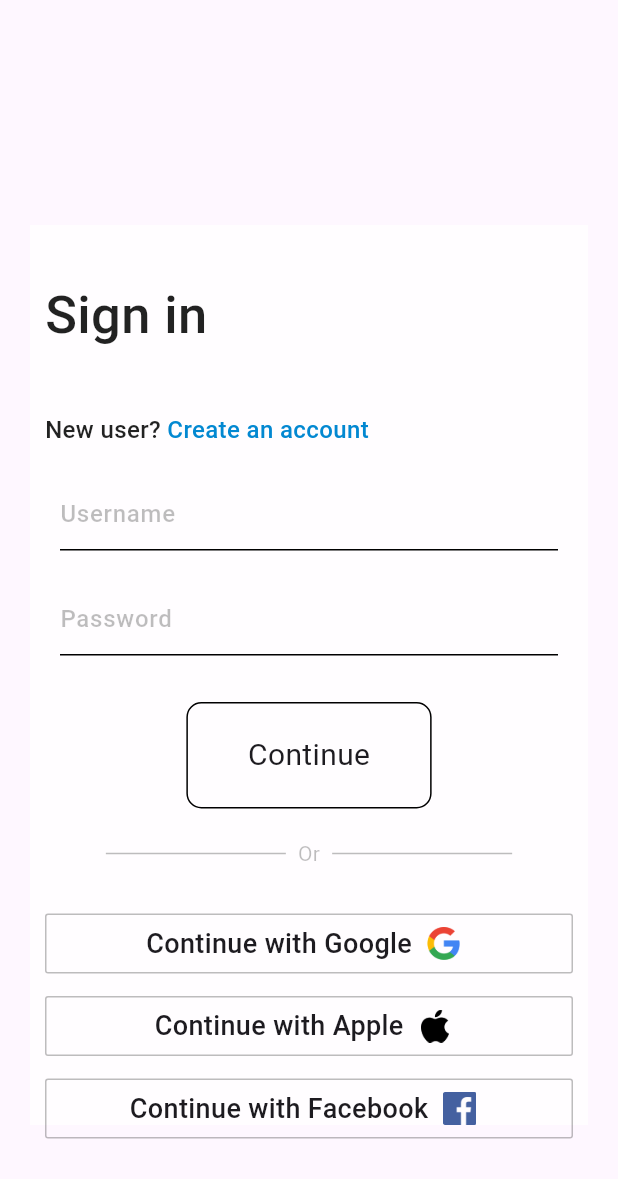
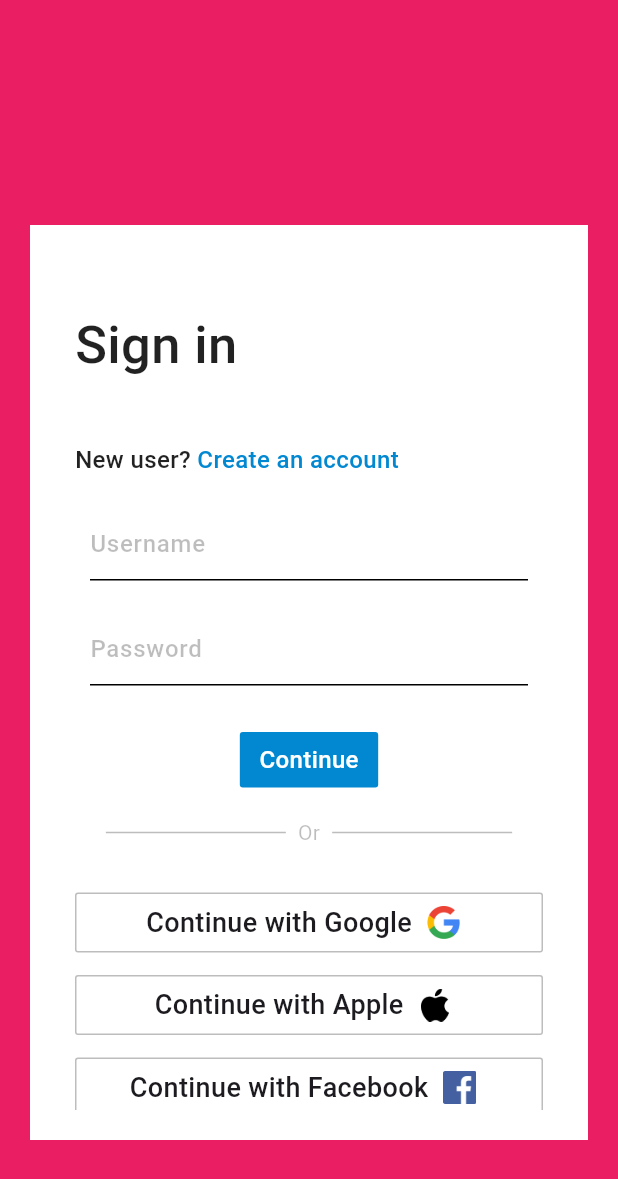
Before and after one commit to Nagarasu0408/snapixel, a Flutter app: the RegisterPage screen opened directly, after a tap on "Sign in", on a phone screen of 412 x 824 dp. Shown: the top 1179 px of the screen. Run offline on Flutter 3.47's test engine with Material 3 defaults, Android fonts, the phone set to English and light mode, and no system bars; our stand-ins replace animated_splash_screen, google_nav_bar, smooth_page_indicator; network calls fail.

Commit message:
Fixed Intro_Screen

```diff
--- a/lib/Components/custom_button.dart
+++ b/lib/Components/custom_button.dart
@@ -2,16 +2,25 @@ import 'package:flutter/material.dart';
 
 class CustomButton extends StatelessWidget {
   final String buttonName;
-  // final void Function()? onTap;
-  const CustomButton({super.key, required this.buttonName});
+  final void Function()? onTap;
+  const CustomButton({super.key, required this.buttonName, this.onTap});
+
   @override
   Widget build(BuildContext context) {
     return GestureDetector(
-      // onTap: onTap,
+      onTap: onTap,
       child: Container(
-        padding: EdgeInsets.symmetric(vertical: 20,horizontal: 40),
-        decoration: BoxDecoration(borderRadius: BorderRadius.circular(10),border: Border.all(color:Colors.black)),
-        child: Text(buttonName,style:TextStyle(fontSize: 20) ,),
+        padding: EdgeInsets.symmetric(vertical: 6, horizontal: 12),
+        decoration: BoxDecoration(
+            borderRadius: BorderRadius.circular(2),
+            border: Border.all(color: Colors.transparent),
+            color: Colors.lightBlue[700]),
+        child: Text(
+          buttonName,
+          style: TextStyle(fontSize: 16,
+          fontWeight: FontWeight.w500,
+          color: Colors.white),
+        ),
       ),
     );
   }
--- a/lib/Pages/LoginPage.dart
+++ b/lib/Pages/LoginPage.dart
@@ -1,4 +1,5 @@
 import 'package:flutter/material.dart';
+import 'Home.dart';
 import 'RegisterPage.dart';
 import 'package:snapixel/Components/custom_TextFiled.dart';
 import 'package:snapixel/Components/custom_button.dart';
@@ -11,30 +12,33 @@ class LoginPage extends StatefulWidget {
 }
 
 class _LoginPageState extends State<LoginPage> {
-  void onTap() {
-    print("Hello");
+  void Login(context) {
+    Navigator.push(context, MaterialPageRoute(builder: (context)=>Home()));
   }
 
   @override
   Widget build(BuildContext context) {
     return Scaffold(
+      backgroundColor: Colors.pink ,
       body: SingleChildScrollView(
+        scrollDirection: Axis.vertical,
         child: Container(
-          width: 400,
-          color: Colors.white70,
-          height: 600,
+          padding: EdgeInsets.all(20),
+          color: Colors.white,
+          height: 610,
           margin: const EdgeInsets.only(
             left: 20,
             top: 150,
             right: 20,
             bottom: 40,
           ),
+          child: SingleChildScrollView(
             child: Padding(
               padding: EdgeInsets.all(10.0),
               child: Column(
                 crossAxisAlignment: CrossAxisAlignment.start,
                 children: [
-                Padding(
+                 const Padding(
                     padding: EdgeInsets.only(top: 25.0),
                     child: Text(
                       'Sign in',
@@ -49,7 +53,7 @@ class _LoginPageState extends State<LoginPage> {
                     padding: EdgeInsets.only(top: 40.0),
                     child: Row(
                       children: [
-                      Text(
+                        const Text(
                           'New user? ',
                           style: TextStyle(
                             fontSize: 16,
@@ -76,11 +80,11 @@ class _LoginPageState extends State<LoginPage> {
                       ],
                     ),
                   ),
-                CustomTextFiled(hintText: "Username", obscureText: false),
-                CustomTextFiled(hintText: "Password", obscureText: true),
+                  const CustomTextFiled(hintText: "Username", obscureText: false),
+                  const CustomTextFiled(hintText: "Password", obscureText: true),
                    Padding(
-                  padding: const EdgeInsets.only(top: 30.0),
-                  child: Center(child: CustomButton(buttonName: "Continue",)),
+                    padding:  EdgeInsets.only(top: 30.0),
+                    child: Center(child: CustomButton(buttonName: "Continue",onTap: ()=>Login(context),)),
                   ),
                   Padding(
                     padding: EdgeInsets.only(top: 20.0, bottom: 20.0),
@@ -95,7 +99,7 @@ class _LoginPageState extends State<LoginPage> {
                                 width: 120,
                                 color: Colors.black26,
                               ),
-                            Padding(
+                              const Padding(
                                 padding:
                                     const EdgeInsets.symmetric(horizontal: 8.0),
                                 child: Text(
@@ -119,10 +123,14 @@ class _LoginPageState extends State<LoginPage> {
                   Padding(
                     padding: const EdgeInsets.only(top: 10.0),
                     child: Container(
+                      height: 40,
+                      decoration: BoxDecoration(
+                          borderRadius: BorderRadius.circular(2),
+                          border: Border.all(color: Colors.black26)),
                       child: Row(
                         mainAxisAlignment: MainAxisAlignment.center,
                         children: [
-                        Text(
+                         const Text(
                             "Continue with Google",
                             style: TextStyle(
                               fontSize: 18,
@@ -137,10 +145,6 @@ class _LoginPageState extends State<LoginPage> {
                           ),
                         ],
                       ),
-                    height: 40,
-                    decoration: BoxDecoration(
-                        borderRadius: BorderRadius.circular(2),
-                        border: Border.all(color: Colors.black26)),
                     ),
                   ),
                   Padding(
@@ -202,6 +206,7 @@ class _LoginPageState extends State<LoginPage> {
             ),
           ),
         ),
+      ),
     );
   }
 }
--- a/lib/Pages/screens/ExtraScreens/Components/Explore.dart
+++ b/lib/Pages/screens/ExtraScreens/Components/Explore.dart
@@ -10,8 +10,8 @@ class Explore extends StatelessWidget {
       width: 300,
       decoration: BoxDecoration(
         image:const DecorationImage(
-            image: NetworkImage(
-              "https://static.wixstatic.com/media/a1daf2_49094698da0547f187c7e6641fb4dd73~mv2.png/v1/fill/w_560,h_542,al_c,q_85,usm_0.66_1.00_0.01,enc_auto/Internship%20Graphic-02.png",
+            image: AssetImage(
+              "assets/IntroScreen_Image/Social_Media_Character.webp",
             ),
             fit: BoxFit.cover),
         borderRadius: BorderRadius.circular(20),
--- a/lib/Pages/screens/ExtraScreens/Components/Vote.dart
+++ b/lib/Pages/screens/ExtraScreens/Components/Vote.dart
@@ -8,7 +8,7 @@ class ImageVoting extends StatelessWidget {
     return Container(
       height: 300,
       width: 300,
-      decoration: BoxDecoration(image: DecorationImage(image: NetworkImage('https://static.vecteezy.com/system/resources/previews/011/665/521/original/3d-character-person-doing-social-media-digital-marketing-png.png'),fit: BoxFit.cover),borderRadius: BorderRadius.only(topLeft: Radius.circular(100),topRight: Radius.elliptical(190, 100),bottomLeft: Radius.circular(200),bottomRight: Radius.elliptical(100, 170)),color: Colors.blue.shade50),
+      decoration: BoxDecoration(image: DecorationImage(image: AssetImage('assets/IntroScreen_Image/Voting_Character.webp'),fit: BoxFit.cover),borderRadius: BorderRadius.only(topLeft: Radius.circular(100),topRight: Radius.elliptical(190, 100),bottomLeft: Radius.circular(200),bottomRight: Radius.elliptical(100, 170)),color: Colors.blue.shade50),
     );
   }
 }
```
Also changed, not shown: lib/Pages/Home.dart (added, +88 -0 lines), lib/Pages/screens/ExtraScreens/Components/GalleryImage.dart (+12 -12 lines), lib/main.dart (+11 -9 lines), pubspec.yaml (+8 -0 lines), assets/IntroScreen_Image/GalleryImage/Image1.jpg (added), assets/IntroScreen_Image/GalleryImage/image2.jpg (added), assets/IntroScreen_Image/GalleryImage/image3.jpg (added), assets/IntroScreen_Image/GalleryImage/image4.jpg (added), assets/IntroScreen_Image/GalleryImage/image5.jpg (added), assets/IntroScreen_Image/GalleryImage/image6.webp (added), assets/IntroScreen_Image/Social_Media_Character.webp (added), assets/IntroScreen_Image/Voting_Character.webp (added). Lines whose indentation alone changed are shown as unchanged.
